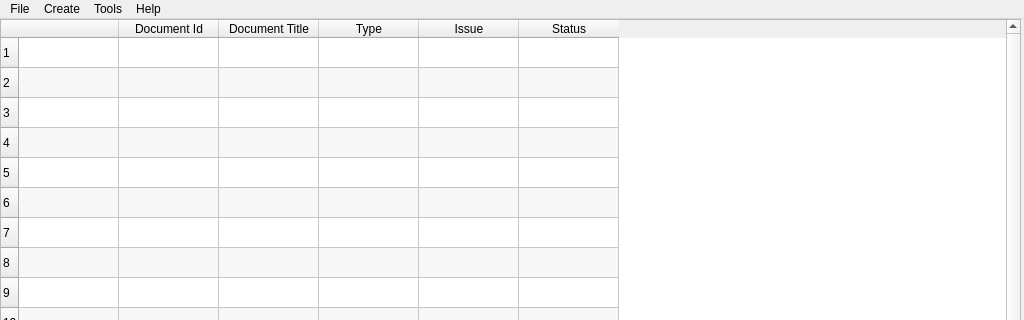
thuswa/subdms, file ui/mainwindow.ui: the form before one commit; both pictures show x 0 to 1024 and y 0 to 320 of the 1024 by 768 pixel window.
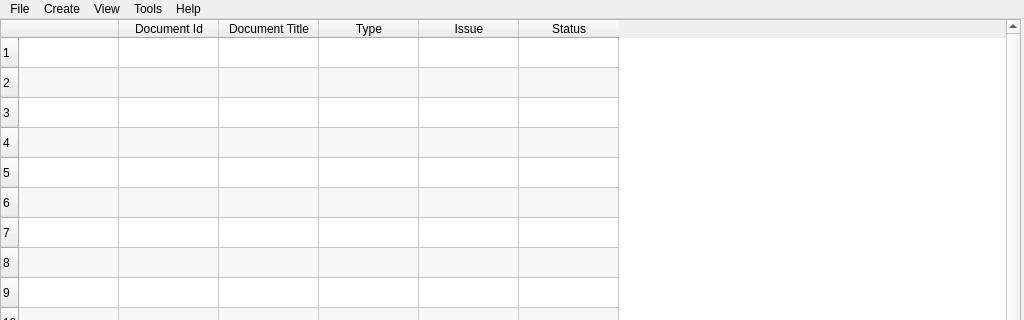
The form after the commit.

```diff
--- a/ui/mainwindow.ui
+++ b/ui/mainwindow.ui
@@ -174,12 +174,17 @@
     <addaction name="actionCheck_in_Document" />
     <addaction name="actionCommit_Changes" />
     <addaction name="actionRelease_Document" />
-    <addaction name="separator" />
+   </widget>
+   <widget class="QMenu" name="menuView" >
+    <property name="title" >
+     <string>View</string>
+    </property>
     <addaction name="actionList_Documents" />
     <addaction name="actionList_Templates" />
    </widget>
    <addaction name="menuFile" />
    <addaction name="menuCreate" />
+   <addaction name="menuView" />
    <addaction name="menuTools" />
    <addaction name="menuHelp" />
   </widget>
```
Left out of the diff: 24 changed lines with no effect on the pictures.
